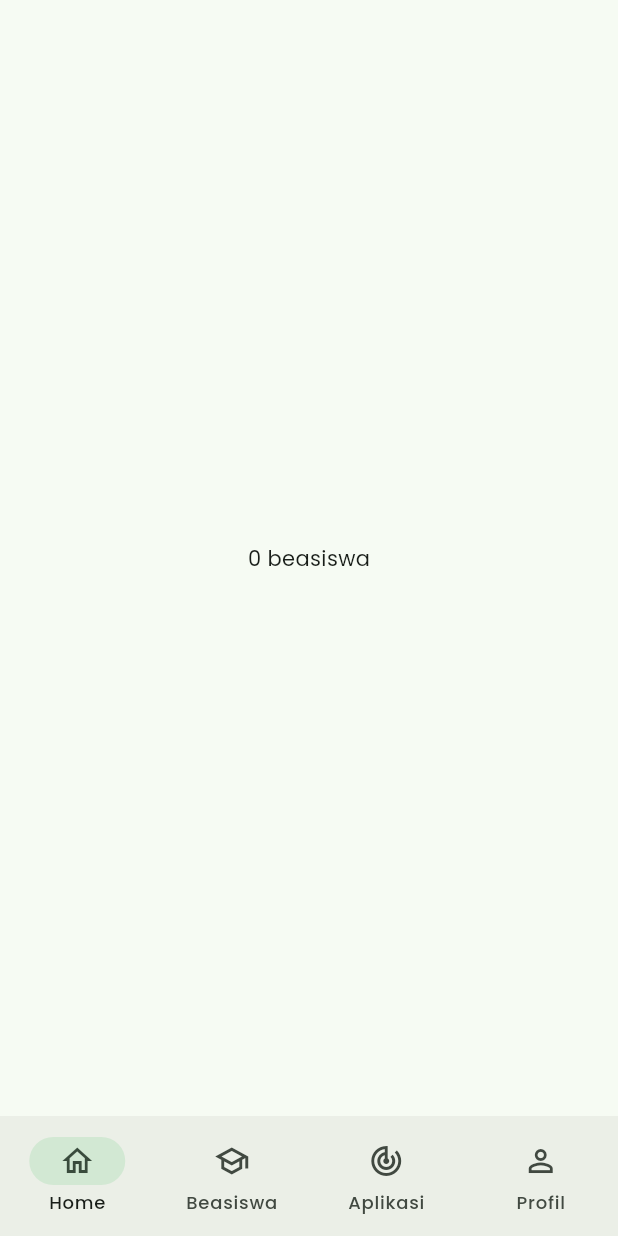
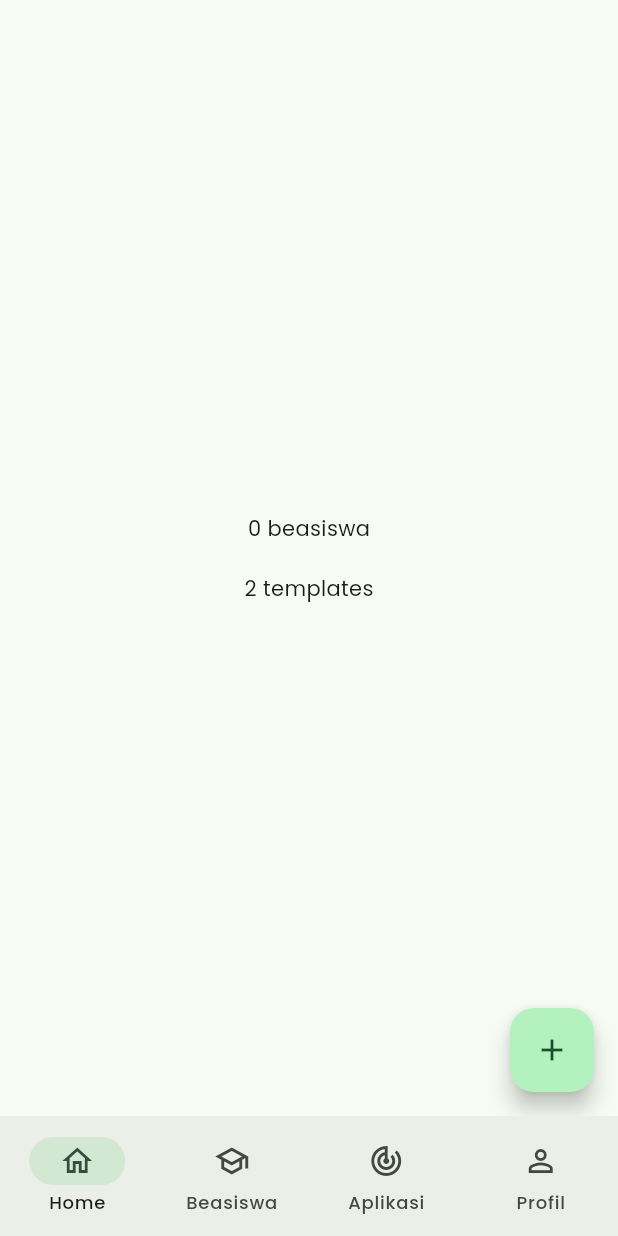
Before and after one commit to Najwanyusnianda/my_saku_beasiswa, a Flutter app: the screen it shows after launch, on a phone screen of 412 x 824 dp. Run offline on Flutter 3.47's test engine with Material 3 defaults, Android fonts, the light colour scheme and no system bars; our stand-ins replace drift, flutter_riverpod, freezed_annotation, go_router, google_fonts; accounts and stored records are empty; generated files the repository leaves out were written again.

Commit message:
feat: Implement template model and loader for scholarship templates
- Added `template_model.g.dart` for JSON serialization of template models.
- Created `TemplateLoader` class to load and parse JSON templates from assets.
- Introduced `dashboard_templates_count_provider` to count loaded templates.
- Updated `DashboardScreen` to display the count of scholarships and templates.
- Added `AddScholarshipForm` model for managing scholarship form data.
- Created `AddScholarshipFormNotifier` for state management of the scholarship form.
- Implemented `AddEditScholarshipWizard` for adding/editing scholarships with a multi-step wizard.
- Added `StepTemplateSelect` for selecting templates in the wizard.
- Updated routing to include the scholarship addition wizard.
- Added necessary dependencies for JSON serialization and code generation.

```diff
--- a/analysis_options.yaml
+++ b/analysis_options.yaml
@@ -9,6 +9,9 @@
 # packages, and plugins designed to encourage good coding practices.
 include: package:flutter_lints/flutter.yaml
 
+analyzer:
+  errors:
+    invalid_annotation_target: ignore
 linter:
   # The lint rules applied to this project can be customized in the
   # section below to disable rules from the `package:flutter_lints/flutter.yaml`
--- /dev/null
+++ b/lib/app_bootstrap/template_sync_service.dart
@@ -0,0 +1,13 @@
+import 'package:flutter_riverpod/flutter_riverpod.dart';
+import 'package:my_saku_beasiswa/core/providers.dart';
+import '../../data/templates/template_loader.dart';
+
+
+final templateSyncProvider = FutureProvider<void>((ref) async {
+  final dao = ref.read(templateDaoProvider);
+
+  final templates = await TemplateLoader.loadAll();
+  final toUpsert = TemplateLoader.toCompanion(templates);
+
+  await dao.upsert(toUpsert);
+});
--- a/lib/data/local/dao/scholarship_dao.dart
+++ b/lib/data/local/dao/scholarship_dao.dart
@@ -6,7 +6,7 @@ part 'scholarship_dao.g.dart';
 @DriftAccessor(tables: [Scholarships, Stages, Tasks, Requirements])
 class ScholarshipDao extends DatabaseAccessor<AppDatabase>
     with _$ScholarshipDaoMixin {
-  ScholarshipDao(AppDatabase db) : super(db);
+  ScholarshipDao(super.db);
 
   // READ
   Stream<List<Scholarship>> watchAll() =>
--- /dev/null
+++ b/lib/features/dashboard/application/dashboard_templates_count_provider.dart
@@ -0,0 +1,9 @@
+import 'package:flutter_riverpod/flutter_riverpod.dart';
+import 'package:my_saku_beasiswa/core/providers.dart';
+
+// Tambahkan debug di Dashboard:
+final templateCountProvider = FutureProvider<int>((ref) async {
+  final dao = ref.watch(templateDaoProvider);
+  final list = await dao.getCachedTemplates();
+  return list.length;
+});
--- a/lib/features/dashboard/presentation/dashboard_screen.dart
+++ b/lib/features/dashboard/presentation/dashboard_screen.dart
@@ -2,6 +2,7 @@ import 'package:flutter/material.dart';
 import 'package:flutter_riverpod/flutter_riverpod.dart';
 
 import '../application/dashboard_counts_provider.dart';
+import '../application/dashboard_templates_count_provider.dart';
 
 class DashboardScreen extends ConsumerWidget {
   const DashboardScreen({super.key});
@@ -9,10 +10,36 @@ class DashboardScreen extends ConsumerWidget {
   @override
   Widget build(BuildContext context, WidgetRef ref) {
     final countAsync = ref.watch(dashboardCountsProvider);
-    return countAsync.when(
-      data: (c) => Center(child: Text('$c beasiswa')),
-      loading: () => const CircularProgressIndicator(),
-      error: (e, _) => Text('Err $e'),
+    final templateCountAsync = ref.watch(templateCountProvider);
+
+    return Scaffold(
+      body:Center(
+        child:Column(
+        mainAxisAlignment: MainAxisAlignment.center,
+        crossAxisAlignment: CrossAxisAlignment.center,
+        children: [
+          countAsync.when(
+            data: (c) => Text('$c beasiswa'),
+            loading: () => const CircularProgressIndicator(),
+            error: (e, _) => Text('Err $e'),
+          ),
+          const SizedBox(height: 20), // Spacing between widgets
+          templateCountAsync.when(
+            data: (count) => Text('$count templates'),
+            loading: () => const CircularProgressIndicator(),
+            error: (e, _) => Text('Template Error: $e'),
+          ),
+        ],
+      ),
+    ),
+    floatingActionButton:   FloatingActionButton(
+        onPressed: () => Navigator.pushNamed(context, '/add'), // route /add diarahkan ke wizard
+        child: const Icon(Icons.add),
+      ),
     );
   }
+
+  //add floating action button
+
+
 }
--- /dev/null
+++ b/lib/features/scholarship/application/add_form_model.dart
@@ -0,0 +1,6 @@
+class AddScholarshipForm {
+  String? templateId;
+  String name = '';
+  String provider = '';
+  DateTime? deadline;
+}
--- a/lib/main.dart
+++ b/lib/main.dart
@@ -3,6 +3,7 @@ import 'package:flutter_riverpod/flutter_riverpod.dart';
 
 import 'core/theme/app_theme.dart';
 import 'router/app_router.dart';
+import 'app_bootstrap/template_sync_service.dart';// Import the provider (adjust the path as needed)
 
 void main() {
   WidgetsFlutterBinding.ensureInitialized();
@@ -14,11 +15,24 @@ class MyApp extends ConsumerWidget {
 
   @override
   Widget build(BuildContext context, WidgetRef ref) {
+    final sync = ref.watch(templateSyncProvider); // ⬅️ trigger once
+
     return MaterialApp.router(
-      title: 'Saku Beasiswa',
+      routerConfig: router,
       theme: AppTheme.light(),
       darkTheme: AppTheme.dark(),
-      routerConfig: router,
+      debugShowCheckedModeBanner: false,
+      builder: (context, child) {
+        return sync.when(
+          loading: () => const Scaffold(
+            body: Center(child: CircularProgressIndicator()),
+          ),
+          error: (e, stk) => Scaffold(
+            body: Center(child: Text('Sync error: $e')),
+          ),
+          data: (_) => child!,
+        );
+      },
     );
   }
 }
--- a/lib/router/app_router.dart
+++ b/lib/router/app_router.dart
@@ -1,10 +1,20 @@
 import 'package:flutter/material.dart';
 import 'package:go_router/go_router.dart';
 
+// dashboard
 import '../features/dashboard/presentation/dashboard_screen.dart';
+
+//scholarship
+import '../features/scholarship/presentation/wizard/add_edit_scholarship_wizard.dart';
 import '../features/scholarship/presentation/scholarship_list_screen.dart';
+
+//application tracker
 import '../features/application_tracker/presentation/all_applications_screen.dart';
+
+//settings
 import '../features/settings/presentation/settings_screen.dart';
+
+//core
 import '../core/widgets/main_scaffold.dart';
 
 final rootNavigatorKey = GlobalKey<NavigatorState>();
@@ -32,6 +42,11 @@ final router = GoRouter(
           path: '/settings',
           pageBuilder: (c, s) => NoTransitionPage(child: const SettingsScreen()),
         ),
+        GoRoute(
+          path: '/add',
+          pageBuilder: (c, s) =>
+              MaterialPage(child: const AddEditScholarshipWizard()),
+        ),
       ],
     ),
   ],
```
Also changed, not shown: lib/data/local/dao/template_dao.dart (+13 -5 lines), lib/data/local/extensions/cached_template_ext.dart (added, +9 -0 lines), lib/data/templates/models/template_model.dart (added, +57 -0 lines), lib/data/templates/template_loader.dart (added, +39 -0 lines), lib/features/scholarship/application/add_form_provider.dart (added, +27 -0 lines), lib/features/scholarship/presentation/wizard/add_edit_scholarship_wizard.dart (added, +46 -0 lines), lib/features/scholarship/presentation/wizard/step_template_select.dart (added, +74 -0 lines), pubspec.yaml (+6 -1 lines), lib/data/templates/models/template_model.freezed.dart (added), lib/data/templates/models/template_model.g.dart (added), lib/features/dashboard/application/dashboard_counts_provider.dart (line endings or trailing spaces), pubspec.lock.
